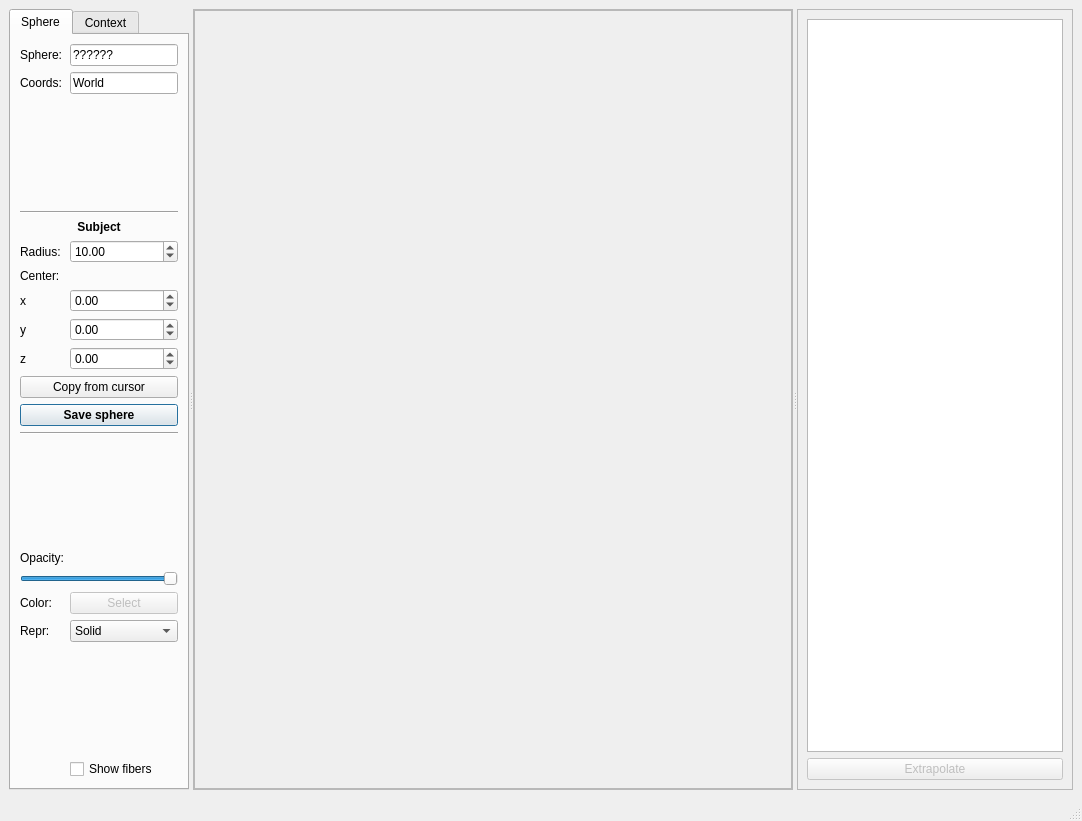
This is braviz/interaction/qt_guis/roi_builder.ui in diego0020/braviz-app as Qt 5 draws it before an edit. The edited form follows.
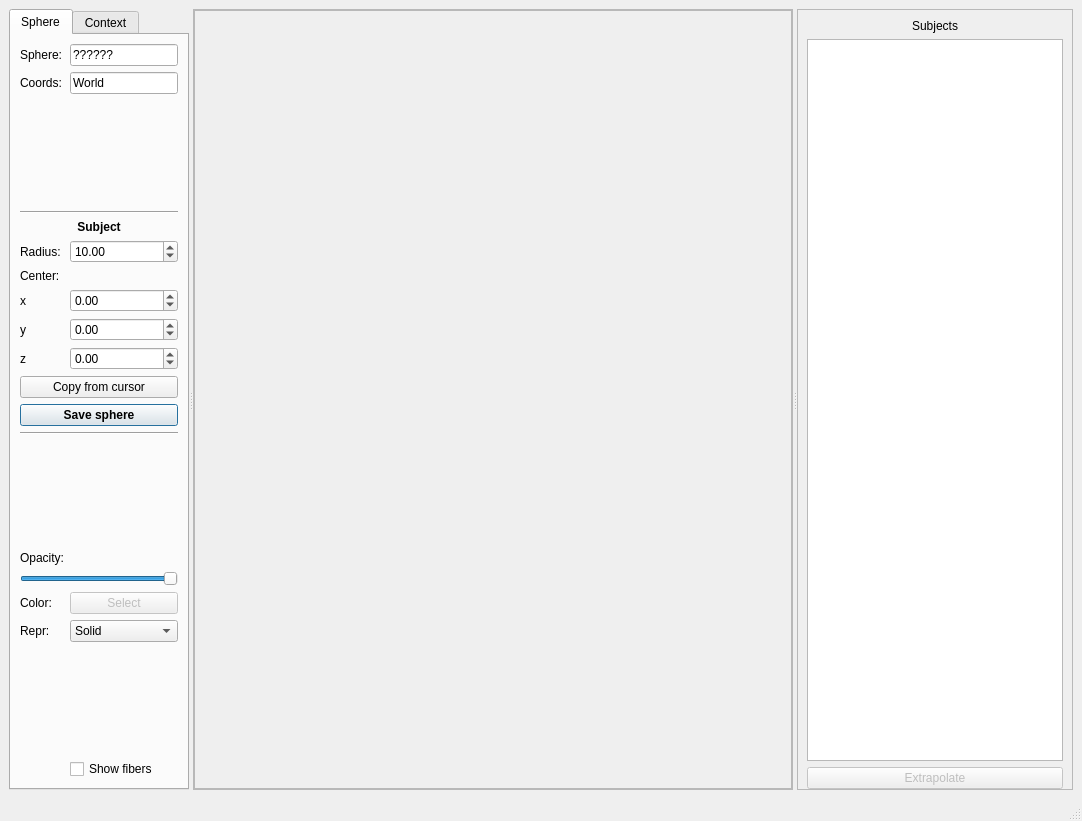
This is the edited form.

Commit message: subjects list skeleteon

```diff
--- a/braviz/interaction/qt_guis/roi_builder.ui
+++ b/braviz/interaction/qt_guis/roi_builder.ui
@@ -548,6 +548,19 @@
         <enum>QFrame::Raised</enum>
        </property>
        <layout class="QVBoxLayout" name="verticalLayout">
+        <property name="bottomMargin">
+         <number>0</number>
+        </property>
+        <item>
+         <widget class="QLabel" name="label_15">
+          <property name="text">
+           <string>Subjects</string>
+          </property>
+          <property name="alignment">
+           <set>Qt::AlignCenter</set>
+          </property>
+         </widget>
+        </item>
         <item>
          <widget class="QListView" name="subjects_list">
           <property name="alternatingRowColors">
```
The commit also changes 2 other files.
